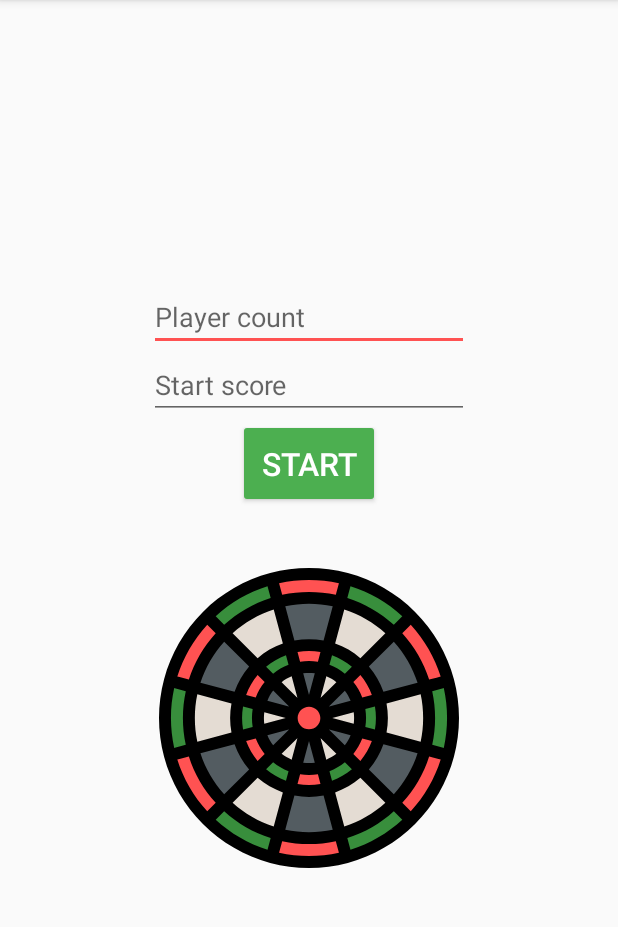
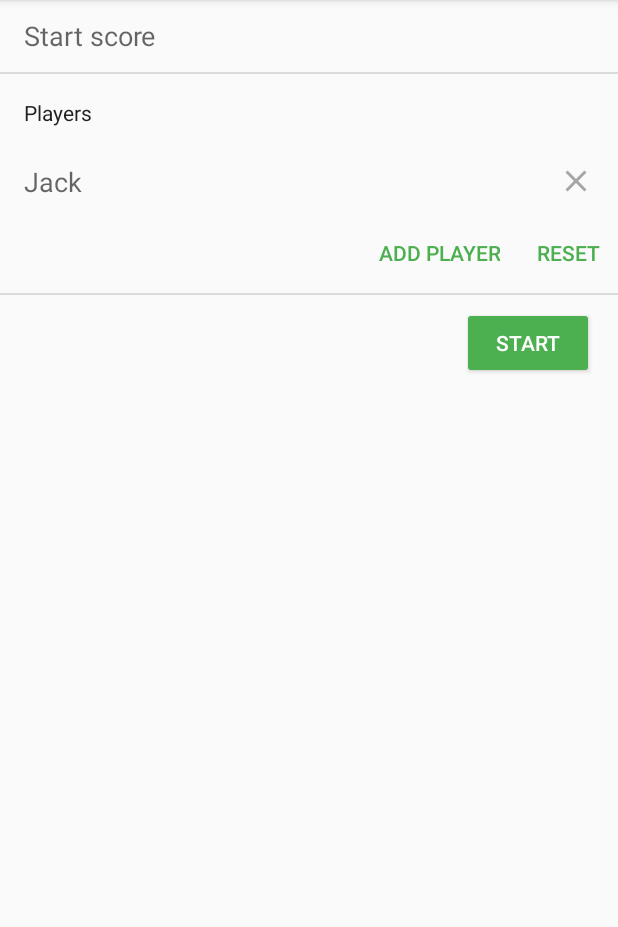
Before and after one commit to ychalier/dart, an Android app: the screen it shows after launch (HomeActivity), on a phone screen of 412 x 824 dp, the part 84-1011 px from its top. Run offline under Robolectric (Android 15) with nearby library versions, the phone set to English and light mode, and no system bars.

Commit message:
Home redo: design & player names

```diff
--- a/app/build.gradle
+++ b/app/build.gradle
@@ -26,4 +26,6 @@ dependencies {
     testImplementation 'junit:junit:4.12'
     androidTestImplementation 'com.android.support.test:runner:1.0.2'
     androidTestImplementation 'com.android.support.test.espresso:espresso-core:3.0.2'
+    implementation 'com.android.support:design:26.1.0'
+    implementation 'com.android.support:cardview-v7:26.1.0'
 }
--- a/app/src/main/java/chalier/yohan/dart/GameActivity.java
+++ b/app/src/main/java/chalier/yohan/dart/GameActivity.java
@@ -36,17 +36,16 @@ public class GameActivity extends AppCompatActivity {
         setContentView(R.layout.activity_game);
 
         Intent intent = getIntent();
-        playerCount = intent.getIntExtra("playerCount", 2);
-        int startScore = intent.getIntExtra("startScore", 301);
+        playerCount = intent.getIntExtra(HomeActivity.EXTRA_PLAYER_COUNT, 2);
+        int startScore = intent.getIntExtra(HomeActivity.EXTRA_START_SCORE, 301);
         playerUnfinished = playerCount;
+        playerNames = intent.getStringArrayExtra(HomeActivity.EXTRA_PLAYER_NAMES);
 
         scores = new int[playerCount];
         results = new int[playerCount];
-        playerNames = new String[playerCount];
         for (int i = 0; i < scores.length; i++) {
             scores[i] = startScore;
             results[i] = -1;
-            playerNames[i] = Integer.toString(i + 1);
         }
 
         turn = 0;
--- a/app/src/main/java/chalier/yohan/dart/HomeActivity.java
+++ b/app/src/main/java/chalier/yohan/dart/HomeActivity.java
@@ -1,43 +1,111 @@
 package chalier.yohan.dart;
 
+import android.app.FragmentTransaction;
 import android.content.Intent;
 import android.support.v7.app.AppCompatActivity;
 import android.os.Bundle;
+import android.util.Log;
 import android.view.View;
-import android.widget.Button;
 import android.widget.EditText;
+import android.widget.LinearLayout;
 
-public class HomeActivity extends AppCompatActivity {
+import java.util.ArrayList;
+
+public class HomeActivity
+        extends AppCompatActivity
+        implements PlayerNameFragment.FragmentDeleteListener {
+
+    private final static String[] DEFAULT_NAMES = {"Jack", "John", "Jason",
+            "James", "Jake", "Jamie", "Joshua", "Jackson", "Joe", "Jacob"};
+
+    public final static String EXTRA_PLAYER_COUNT = "playerCount";
+    public final static String EXTRA_START_SCORE = "startScore";
+    public final static String EXTRA_PLAYER_NAMES = "playerNames";
+
+    private ArrayList<PlayerNameFragment> playerNames;
+    private LinearLayout playerNamesLayout;
 
     @Override
     protected void onCreate(Bundle savedInstanceState) {
         super.onCreate(savedInstanceState);
         setContentView(R.layout.activity_home);
 
-        Button button = findViewById(R.id.buttonStart);
-        button.setOnClickListener(new View.OnClickListener() {
+        playerNames = new ArrayList<>();
+        playerNamesLayout = findViewById(R.id.layoutPlayerNames);
+
+        final HomeActivity self = this;
+
+        findViewById(R.id.buttonAddPlayer).setOnClickListener(
+                new View.OnClickListener() {
             @Override
             public void onClick(View view) {
-                Intent intent = new Intent(view.getContext(), GameActivity.class);
-
-                EditText editPlayerCount = findViewById(R.id.editTextPlayerCount);
-                EditText editStartScore = findViewById(R.id.editTextStartScore);
-
-                String playerCount = editPlayerCount.getText().toString();
-                String startScore = editStartScore.getText().toString();
-
-                if (!playerCount.isEmpty()) {
-                    intent.putExtra("playerCount", Integer.valueOf(playerCount));
-                }
-
-                if (!startScore.isEmpty()) {
-                    intent.putExtra("startScore", Integer.valueOf(startScore));
-                }
-
-                startActivity(intent);
+                self.appendFragment();
             }
         });
 
+        findViewById(R.id.buttonResetPlayers).setOnClickListener(
+                new View.OnClickListener() {
+            @Override
+            public void onClick(View view) {
+                while (playerNames.size() > 0) {
+                    self.deleteFragment(playerNames.get(0));
+                }
+                self.appendFragment();
+            }
+        });
+
+        self.appendFragment();
+
+        findViewById(R.id.buttonStart).setOnClickListener(
+                new View.OnClickListener() {
+            @Override
+            public void onClick(View view) {
+                EditText editStartScore = findViewById(R.id.editTextStartScore);
+                int startScore = 501;
+                if (!editStartScore.getText().toString().isEmpty()) {
+                    startScore = Integer.parseInt((editStartScore.toString()));
+                }
+                int playerCount = playerNames.size();
+                String[] names = new String[playerCount];
+                for (int i = 0; i < playerCount; i++) {
+                    names[i] = playerNames.get(i).getName();
+                }
+
+                Log.d("Home", "Player count: " + playerCount);
+                Log.d("Home", "Start score: " + startScore);
+
+                Intent intent =
+                        new Intent(view.getContext(), GameActivity.class);
+                intent.putExtra(EXTRA_PLAYER_COUNT, playerCount);
+                intent.putExtra(EXTRA_PLAYER_NAMES, names);
+                intent.putExtra(EXTRA_START_SCORE, startScore);
+                startActivity(intent);
+
+            }
+        });
 
     }
+
+    public void appendFragment() {
+        PlayerNameFragment fragment =
+                PlayerNameFragment.newInstance(
+                        DEFAULT_NAMES[playerNames.size()%DEFAULT_NAMES.length],
+                        this);
+        playerNames.add(fragment);
+
+        FragmentTransaction fragmentTransaction =
+                getFragmentManager().beginTransaction();
+        fragmentTransaction.add(playerNamesLayout.getId(),
+                fragment,"fragment");
+        fragmentTransaction.commit();
+    }
+
+    @Override
+    public void deleteFragment(PlayerNameFragment fragment) {
+        FragmentTransaction fragmentTransaction =
+                getFragmentManager().beginTransaction();
+        fragmentTransaction.remove(fragment);
+        playerNames.remove(fragment);
+        fragmentTransaction.commit();
+    }
 }
--- /dev/null
+++ b/app/src/main/java/chalier/yohan/dart/PlayerNameFragment.java
@@ -0,0 +1,77 @@
+package chalier.yohan.dart;
+
+
+import android.os.Bundle;
+import android.app.Fragment;
+import android.view.LayoutInflater;
+import android.view.View;
+import android.view.ViewGroup;
+import android.widget.EditText;
+
+
+public class PlayerNameFragment extends Fragment {
+
+    private String hint;
+    private EditText editText;
+    private FragmentDeleteListener listener;
+
+    public PlayerNameFragment() {
+        // Required empty public constructor
+    }
+
+    public static PlayerNameFragment newInstance(
+            String hint, FragmentDeleteListener listener) {
+        PlayerNameFragment f = new PlayerNameFragment();
+        f.setHint(hint);
+        f.setListener(listener);
+        return f;
+    }
+
+
+    @Override
+    public View onCreateView(LayoutInflater inflater, ViewGroup container,
+                             Bundle savedInstanceState) {
+        // Inflate the layout for this fragment
+        View rootView = inflater.inflate(R.layout.fragment_player_name,
+                container, false);
+
+        editText = rootView.findViewById(R.id.editTextPlayerName);
+        if (hint != null) {
+            editText.setHint(hint);
+        }
+
+        final PlayerNameFragment self = this;
+
+        rootView.findViewById(R.id.buttonClearPlayer).setOnClickListener(
+                new View.OnClickListener() {
+            @Override
+            public void onClick(View view) {
+                if (listener != null) {
+                    listener.deleteFragment(self);
+                }
+            }
+        });
+
+        return rootView;
+    }
+
+    public void setListener(FragmentDeleteListener listener) {
+        this.listener = listener;
+    }
+
+    public void setHint(String hint) {
+        this.hint = hint;
+    }
+
+    public String getName() {
+        if (editText.getText().toString().isEmpty()) {
+            return hint;
+        }
+        return editText.getText().toString();
+    }
+
+    public interface FragmentDeleteListener {
+        void deleteFragment(PlayerNameFragment fragment);
+    }
+
+}
--- /dev/null
+++ b/app/src/main/res/drawable/ic_clear_black_24dp.xml
@@ -0,0 +1,9 @@
+<vector xmlns:android="http://schemas.android.com/apk/res/android"
+        android:width="24dp"
+        android:height="24dp"
+        android:viewportWidth="24.0"
+        android:viewportHeight="24.0">
+    <path
+        android:fillColor="#FF000000"
+        android:pathData="M19,6.41L17.59,5 12,10.59 6.41,5 5,6.41 10.59,12 5,17.59 6.41,19 12,13.41 17.59,19 19,17.59 13.41,12z"/>
+</vector>
--- a/app/src/main/res/layout/activity_home.xml
+++ b/app/src/main/res/layout/activity_home.xml
@@ -1,49 +1,93 @@
 <?xml version="1.0" encoding="utf-8"?>
-<LinearLayout xmlns:android="http://schemas.android.com/apk/res/android"
-    xmlns:app="http://schemas.android.com/apk/res-auto"
+<ScrollView xmlns:android="http://schemas.android.com/apk/res/android"
     xmlns:tools="http://schemas.android.com/tools"
     android:layout_width="match_parent"
     android:layout_height="wrap_content"
-    android:layout_margin="8dp"
-    android:orientation="vertical"
-    android:layout_gravity="center_vertical"
     tools:context=".HomeActivity">
 
-    <EditText
-        android:id="@+id/editTextPlayerCount"
-        android:layout_width="wrap_content"
+
+    <LinearLayout
+        android:layout_width="match_parent"
         android:layout_height="wrap_content"
-        android:layout_gravity="center_horizontal"
-        android:ems="10"
-        android:hint="@string/playerCount"
-        android:inputType="number" />
+        android:orientation="vertical">
 
         <EditText
             android:id="@+id/editTextStartScore"
-        android:layout_width="wrap_content"
-        android:layout_height="wrap_content"
-        android:layout_gravity="center_horizontal"
-        android:ems="10"
+            android:layout_width="match_parent"
+            android:layout_height="48dp"
+            android:paddingStart="16dp"
+            android:paddingEnd="0dp"
+            android:background="@null"
             android:hint="@string/startScore"
             android:inputType="number" />
 
+        <View
+            android:layout_width="match_parent"
+            android:layout_height="1dp"
+            android:alpha="0.12"
+            android:background="#000" />
+
+        <TextView
+            android:layout_width="match_parent"
+            android:layout_height="wrap_content"
+            android:text="@string/players"
+            android:textColor="@color/colorPrimaryText"
+            android:padding="16dp"
+            android:textSize="14sp" />
+
+        <LinearLayout
+            android:id="@+id/layoutPlayerNames"
+            android:layout_width="match_parent"
+            android:layout_height="match_parent"
+            android:layout_gravity="center_horizontal"
+            android:orientation="vertical"
+            android:layout_marginHorizontal="16dp">
+
+        </LinearLayout>
+
+        <LinearLayout
+            style="?android:attr/buttonBarStyle"
+            android:layout_width="wrap_content"
+            android:layout_height="wrap_content"
+            android:layout_gravity="end"
+            android:orientation="horizontal">
+
+            <Button
+                android:id="@+id/buttonAddPlayer"
+                style="?android:attr/buttonBarButtonStyle"
+                android:layout_width="wrap_content"
+                android:layout_height="wrap_content"
+                android:textColor="@color/colorPrimary"
+                android:text="@string/add_player" />
+
+            <Button
+                android:id="@+id/buttonResetPlayers"
+                android:layout_width="wrap_content"
+                android:layout_height="wrap_content"
+                style="?android:attr/buttonBarButtonStyle"
+                android:textColor="@color/colorPrimary"
+                android:text="@string/reset" />
+
+        </LinearLayout>
+
+        <View
+            android:layout_width="match_parent"
+            android:layout_height="1dp"
+            android:alpha="0.12"
+            android:background="#000" />
+
         <Button
             android:id="@+id/buttonStart"
-        android:layout_gravity="center_horizontal"
             android:layout_width="wrap_content"
             android:layout_height="wrap_content"
+            android:layout_gravity="end"
+            android:layout_marginTop="8dp"
+            android:layout_marginEnd="16dp"
             android:backgroundTint="@color/colorPrimary"
-        android:textColor="@color/colorIcons"
-        android:textSize="21sp"
-        android:padding="15dp"
-        android:text="@string/start" />
-
-    <FrameLayout
-        android:layout_width="200dp"
-        android:layout_height="200dp"
-        android:layout_marginTop="40dp"
-        android:layout_gravity="center_horizontal"
-        android:background="@drawable/ic_darts_target">
-    </FrameLayout>
+            android:textColor="#FFF"
+            android:text="@string/start"/>
 
     </LinearLayout>
+
+
+</ScrollView>
--- /dev/null
+++ b/app/src/main/res/layout/fragment_player_name.xml
@@ -0,0 +1,26 @@
+<?xml version="1.0" encoding="utf-8"?>
+<LinearLayout
+xmlns:android="http://schemas.android.com/apk/res/android"
+xmlns:tools="http://schemas.android.com/tools"
+tools:context=".PlayerNameFragment"
+android:layout_width="match_parent"
+android:layout_height="wrap_content"
+android:layout_marginVertical="8dp"
+android:orientation="horizontal">
+
+    <EditText
+        android:id="@+id/editTextPlayerName"
+        android:layout_width="0dp"
+        android:layout_height="wrap_content"
+        android:background="@null"
+        android:layout_weight="1"
+        android:inputType="text"/>
+
+    <ImageButton
+        android:id="@+id/buttonClearPlayer"
+        android:layout_width="24dp"
+        android:layout_height="24dp"
+        android:alpha="0.33"
+        android:background="@drawable/ic_clear_black_24dp" />
+
+</LinearLayout>
--- a/app/src/main/res/values/strings.xml
+++ b/app/src/main/res/values/strings.xml
@@ -11,4 +11,8 @@
     <string name="next">Next</string>
     <string name="scoreboard">SCOREBOARD</string>
 
+    <string name="players">Players</string>
+    <string name="reset">Reset</string>
+    <string name="add_player">Add player</string>
+
 </resources>
```
Lines whose indentation alone changed are shown as unchanged.
